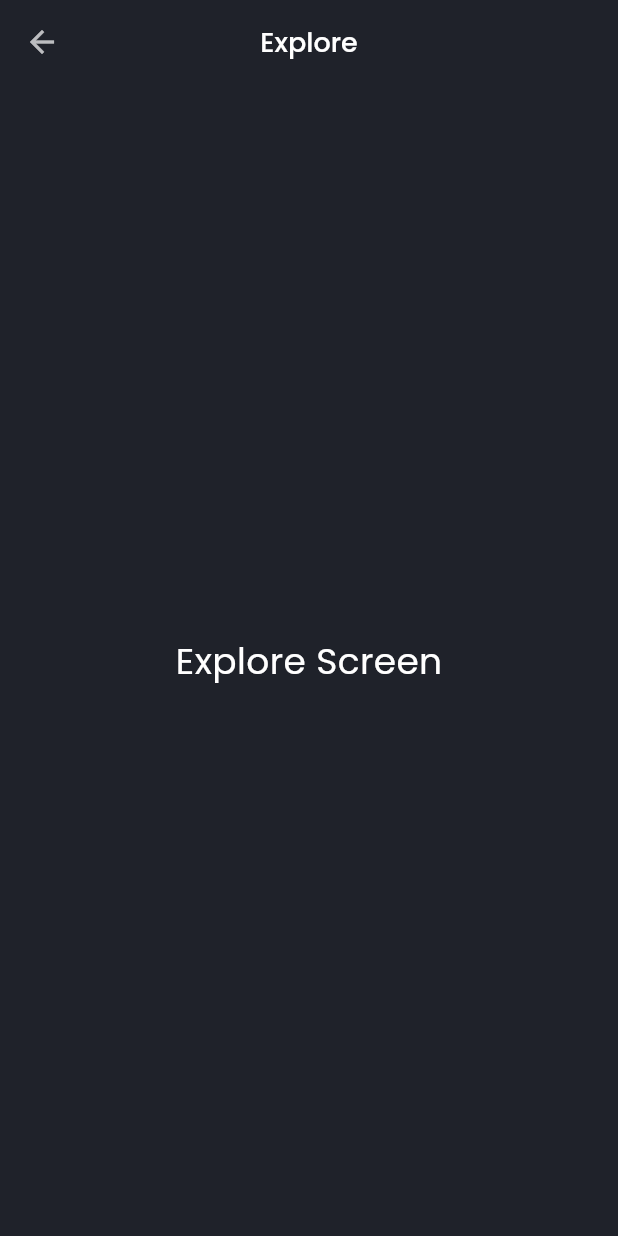
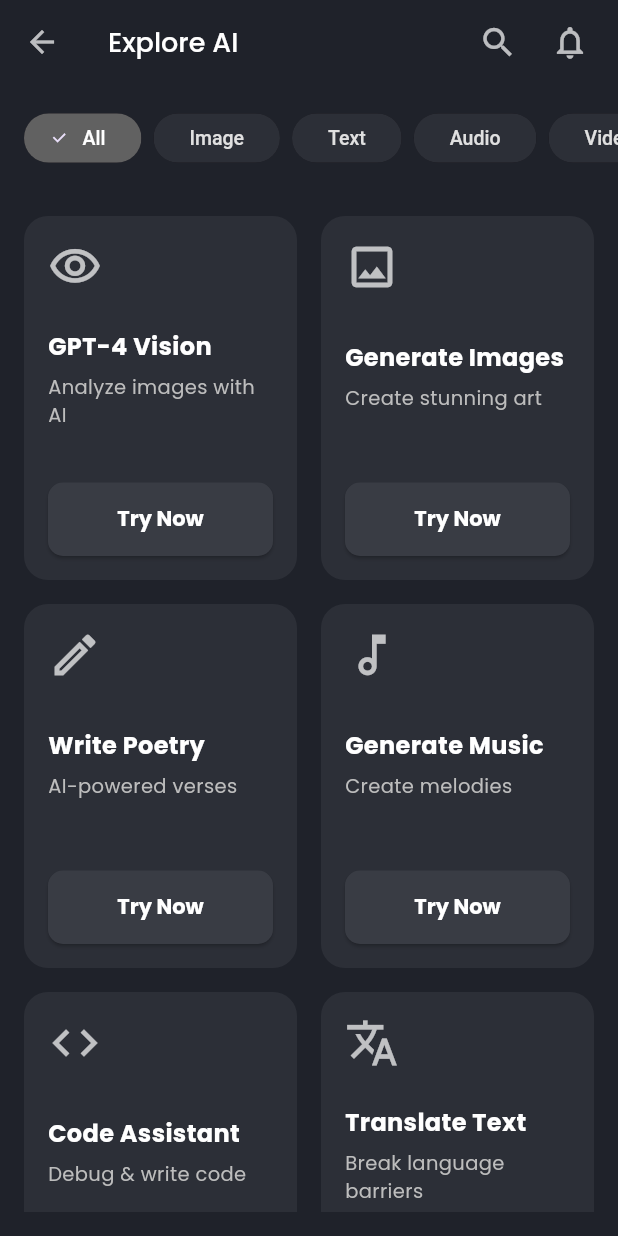
Before and after one commit to CN-LEON-DX/superbai, a Flutter app: the ExploreScreen screen opened directly, on a phone screen of 412 x 824 dp. Run offline on Flutter 3.47's test engine with Material 3 defaults, Android fonts, the phone set to English and light mode, and no system bars; our stand-ins replace flutter_dotenv, flutter_secure_storage, google_fonts, supabase_flutter; accounts and stored records are empty.

Commit message:
explore ui

```diff
--- a/lib/main.dart
+++ b/lib/main.dart
@@ -74,6 +74,30 @@ class _MyAppState extends State<MyApp> {
         hintColor: Colors.grey[400],
         fontFamily: 'Poppins',
         dividerColor: Colors.grey[700]?.withOpacity(0.5),
+        chipTheme: ChipThemeData(
+          backgroundColor: const Color(0xFF2C2F37),
+          selectedColor: Colors.grey[700],
+          labelStyle: TextStyle(color: Colors.grey[300], fontSize: 13, fontWeight: FontWeight.w500),
+          secondaryLabelStyle: const TextStyle(color: Colors.white, fontSize: 13, fontWeight: FontWeight.w500),
+          padding: const EdgeInsets.symmetric(horizontal: 16.0, vertical: 9.0),
+          shape: RoundedRectangleBorder(borderRadius: BorderRadius.circular(20.0)),
+          side: BorderSide.none,
+        ),
+        elevatedButtonTheme: ElevatedButtonThemeData(
+          style: ElevatedButton.styleFrom(
+            backgroundColor: const Color(0xFF393C44),
+            foregroundColor: Colors.white,
+            padding: const EdgeInsets.symmetric(vertical: 14.0),
+            shape: RoundedRectangleBorder(
+              borderRadius: BorderRadius.circular(10.0),
+            ),
+            textStyle: const TextStyle(
+              fontSize: 14.0,
+              fontWeight: FontWeight.bold,
+              fontFamily: 'Poppins'
+            ),
+          ),
+        ),
         appBarTheme: const AppBarTheme(
           backgroundColor: Color(0xFF1F222A),
           elevation: 0,
--- a/lib/main_screen.dart
+++ b/lib/main_screen.dart
@@ -3,6 +3,7 @@ import 'home_page.dart';
 import 'profile_page.dart';
 import 'widgets/bottom_nav_bar.dart';
 import 'screens/history_screen.dart';
+import 'screens/explore_screen.dart';
 
 class MainScreen extends StatefulWidget {
   const MainScreen({Key? key}) : super(key: key);
@@ -52,24 +53,3 @@ class _MainScreenState extends State<MainScreen> with WidgetsBindingObserver {
     );
   }
 }
-
-// Màn hình Explore (placeholder)
-class ExploreScreen extends StatelessWidget {
-  const ExploreScreen({Key? key}) : super(key: key);
-
-  @override
-  Widget build(BuildContext context) {
-    return Scaffold(
-      appBar: AppBar(
-        title: const Text('Explore'),
-        centerTitle: true,
-      ),
-      body: const Center(
-        child: Text(
-          'Explore Screen',
-          style: TextStyle(fontSize: 24, color: Colors.white),
-        ),
-      ),
-    );
-  }
-}
--- /dev/null
+++ b/lib/screens/explore_screen.dart
@@ -0,0 +1,209 @@
+import 'package:flutter/material.dart';
+
+// Data model for explore items
+class ExploreItem {
+  final IconData icon;
+  final String title;
+  final String description;
+
+  ExploreItem({
+    required this.icon,
+    required this.title,
+    required this.description,
+  });
+}
+
+class ExploreScreen extends StatefulWidget {
+  const ExploreScreen({Key? key}) : super(key: key);
+
+  @override
+  _ExploreScreenState createState() => _ExploreScreenState();
+}
+
+class _ExploreScreenState extends State<ExploreScreen> {
+  // Mock data for explore items
+  final List<ExploreItem> exploreItems = [
+    ExploreItem(
+      icon: Icons.visibility_outlined,
+      title: 'GPT-4 Vision',
+      description: 'Analyze images with AI',
+    ),
+    ExploreItem(
+      icon: Icons.image_outlined,
+      title: 'Generate Images',
+      description: 'Create stunning art',
+    ),
+    ExploreItem(
+      icon: Icons.edit_outlined,
+      title: 'Write Poetry',
+      description: 'AI-powered verses',
+    ),
+    ExploreItem(
+      icon: Icons.music_note_outlined,
+      title: 'Generate Music',
+      description: 'Create melodies',
+    ),
+    ExploreItem(
+      icon: Icons.code,
+      title: 'Code Assistant',
+      description: 'Debug & write code',
+    ),
+    ExploreItem(
+      icon: Icons.translate,
+      title: 'Translate Text',
+      description: 'Break language barriers',
+    ),
+  ];
+
+  // State for selected filter chip
+  int _selectedChipIndex = 0; // 0 for 'All' initially
+  final List<String> _filterCategories = ['All', 'Image', 'Text', 'Audio', 'Video'];
+
+  @override
+  Widget build(BuildContext context) {
+    // Currently showing all items, filtering can be implemented later
+    final displayedItems = exploreItems;
+
+    return Scaffold(
+      appBar: AppBar(
+        title: const Text('Explore AI'),
+        actions: [
+          IconButton(
+            icon: const Icon(Icons.search, size: 26),
+            onPressed: () {
+              // TODO: Implement Search functionality
+              print('Search icon tapped');
+            },
+          ),
+          IconButton(
+            icon: const Icon(Icons.notifications_none_outlined, size: 26),
+            onPressed: () {
+              // TODO: Navigate to Notifications screen
+              print('Notifications icon tapped');
+            },
+          ),
+          const SizedBox(width: 8), // Padding for the last icon
+        ],
+      ),
+      body: Column(
+        crossAxisAlignment: CrossAxisAlignment.start,
+        children: [
+          // Filter Chips
+          _buildFilterChips(),
+
+          // Grid Content
+          Expanded(
+            child: Padding(
+              padding: const EdgeInsets.all(16.0),
+              child: GridView.builder(
+                gridDelegate: const SliverGridDelegateWithFixedCrossAxisCount(
+                  crossAxisCount: 2, // Number of columns
+                  crossAxisSpacing: 16.0, // Horizontal spacing
+                  mainAxisSpacing: 16.0, // Vertical spacing
+                  childAspectRatio: 0.75, // Width/height ratio of cards
+                ),
+                itemCount: displayedItems.length,
+                itemBuilder: (context, index) {
+                  final item = displayedItems[index];
+                  return ExploreCard(item: item);
+                },
+              ),
+            ),
+          ),
+        ],
+      ),
+    );
+  }
+
+  // Helper Widget: Filter Chips Row
+  Widget _buildFilterChips() {
+    return SingleChildScrollView(
+      scrollDirection: Axis.horizontal,
+      padding: const EdgeInsets.symmetric(horizontal: 16.0, vertical: 12.0),
+      child: Row(
+        children: List<Widget>.generate(_filterCategories.length, (index) {
+          bool isSelected = _selectedChipIndex == index;
+          return Padding(
+            padding: const EdgeInsets.only(right: 8.0),
+            child: ChoiceChip(
+              label: Text(_filterCategories[index]),
+              selected: isSelected,
+              onSelected: (selected) {
+                setState(() {
+                  _selectedChipIndex = index;
+                  // TODO: Implement filtering based on selection
+                  print('Selected category: ${_filterCategories[index]}');
+                });
+              },
+            ),
+          );
+        }),
+      ),
+    );
+  }
+}
+
+// Custom Widget for Explore Card
+class ExploreCard extends StatelessWidget {
+  final ExploreItem item;
+
+  const ExploreCard({Key? key, required this.item}) : super(key: key);
+
+  @override
+  Widget build(BuildContext context) {
+    final theme = Theme.of(context);
+
+    return Container(
+      decoration: BoxDecoration(
+        color: theme.cardColor,
+        borderRadius: BorderRadius.circular(16.0),
+      ),
+      padding: const EdgeInsets.all(16.0),
+      child: Column(
+        crossAxisAlignment: CrossAxisAlignment.start,
+        children: [
+          // Icon
+          Icon(item.icon, size: 36.0, color: Colors.white70),
+          const Spacer(flex: 2),
+
+          // Title
+          Text(
+            item.title,
+            style: const TextStyle(
+              fontSize: 16.0,
+              fontWeight: FontWeight.bold,
+              color: Colors.white,
+            ),
+            maxLines: 1,
+            overflow: TextOverflow.ellipsis,
+          ),
+          const SizedBox(height: 6.0),
+
+          // Description
+          Text(
+            item.description,
+            style: TextStyle(
+              fontSize: 13.0,
+              color: theme.hintColor,
+            ),
+            maxLines: 2,
+            overflow: TextOverflow.ellipsis,
+          ),
+          const Spacer(flex: 3),
+
+          // Try Now Button
+          SizedBox(
+            width: double.infinity,
+            child: ElevatedButton(
+              onPressed: () {
+                // TODO: Implement action for this item
+                print('Try Now tapped for ${item.title}');
+              },
+              child: const Text('Try Now'),
+            ),
+          ),
+        ],
+      ),
+    );
+  }
+}
```
